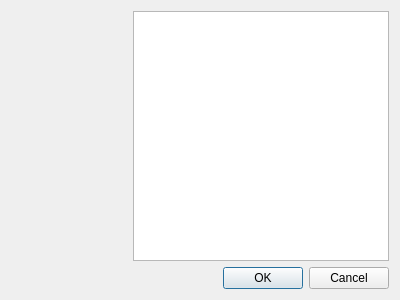
Above: ui/stack_images_dialog.ui from GuLinux/PySpectrum before the change. Below: the same form after it.
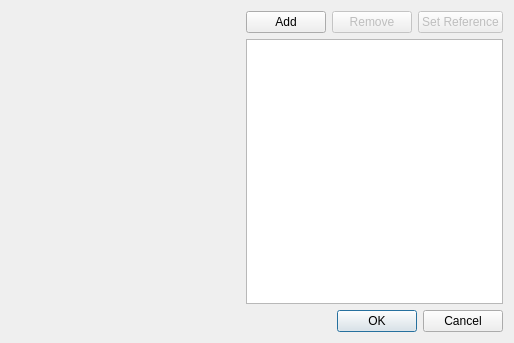
That is the form after the change.

Commit message: stack images dialog - initializing

```diff
--- a/ui/stack_images_dialog.ui
+++ b/ui/stack_images_dialog.ui
@@ -6,35 +6,69 @@
    <rect>
     <x>0</x>
     <y>0</y>
-    <width>400</width>
-    <height>300</height>
+    <width>514</width>
+    <height>343</height>
    </rect>
   </property>
   <property name="windowTitle">
    <string>Dialog</string>
   </property>
   <layout class="QGridLayout" name="gridLayout">
-   <item row="0" column="0">
+   <item row="0" column="1">
+    <layout class="QHBoxLayout" name="horizontalLayout">
+     <item>
+      <spacer name="horizontalSpacer">
+       <property name="orientation">
+        <enum>Qt::Horizontal</enum>
+       </property>
+       <property name="sizeHint" stdset="0">
+        <size>
+         <width>0</width>
+         <height>20</height>
+        </size>
+       </property>
+      </spacer>
+     </item>
+     <item>
+      <widget class="QPushButton" name="add">
+       <property name="text">
+        <string>Add</string>
+       </property>
+      </widget>
+     </item>
+     <item>
+      <widget class="QPushButton" name="remove">
+       <property name="enabled">
+        <bool>false</bool>
+       </property>
+       <property name="text">
+        <string>Remove</string>
+       </property>
+      </widget>
+     </item>
+     <item>
+      <widget class="QPushButton" name="reference">
+       <property name="enabled">
+        <bool>false</bool>
+       </property>
+       <property name="text">
+        <string>Set Reference</string>
+       </property>
+      </widget>
+     </item>
+    </layout>
+   </item>
+   <item row="1" column="0">
     <widget class="QWidget" name="plot" native="true">
      <property name="sizePolicy">
       <sizepolicy hsizetype="Expanding" vsizetype="Expanding">
-       <horstretch>0</horstretch>
+       <horstretch>1</horstretch>
        <verstretch>0</verstretch>
       </sizepolicy>
      </property>
     </widget>
    </item>
-   <item row="0" column="1">
-    <widget class="QTableWidget" name="files">
-     <property name="sizePolicy">
-      <sizepolicy hsizetype="Minimum" vsizetype="Expanding">
-       <horstretch>0</horstretch>
-       <verstretch>0</verstretch>
-      </sizepolicy>
-     </property>
-    </widget>
-   </item>
-   <item row="1" column="0" colspan="2">
+   <item row="2" column="0" colspan="2">
     <widget class="QDialogButtonBox" name="buttonBox">
      <property name="orientation">
       <enum>Qt::Horizontal</enum>
@@ -44,6 +78,22 @@
      </property>
     </widget>
    </item>
+   <item row="1" column="1">
+    <widget class="QTableView" name="files">
+     <property name="sizePolicy">
+      <sizepolicy hsizetype="Minimum" vsizetype="Expanding">
+       <horstretch>0</horstretch>
+       <verstretch>0</verstretch>
+      </sizepolicy>
+     </property>
+     <property name="editTriggers">
+      <set>QAbstractItemView::NoEditTriggers</set>
+     </property>
+     <property name="selectionBehavior">
+      <enum>QAbstractItemView::SelectRows</enum>
+     </property>
+    </widget>
+   </item>
   </layout>
  </widget>
  <resources/>
```
The commit also changes 4 other files.
